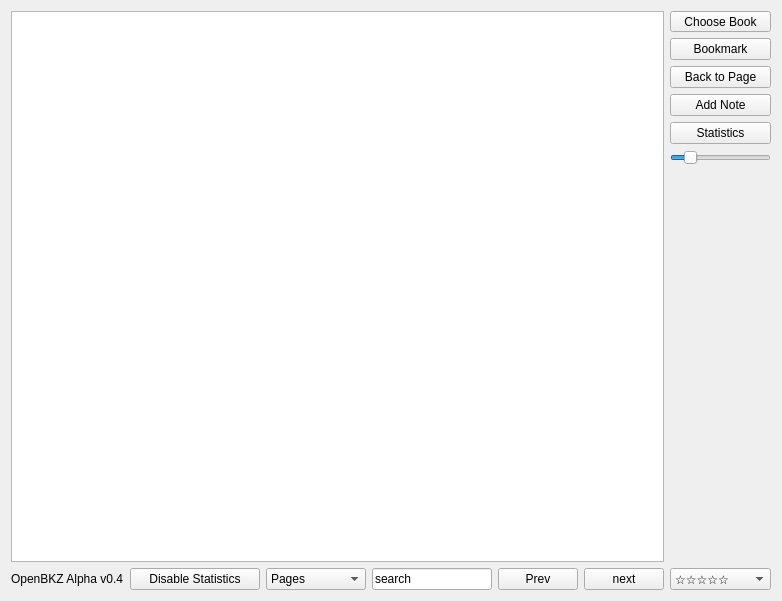
This is src/openbkz.ui in lettergram/OpenBKZ as Qt 5 draws it before an edit. The edited form follows.
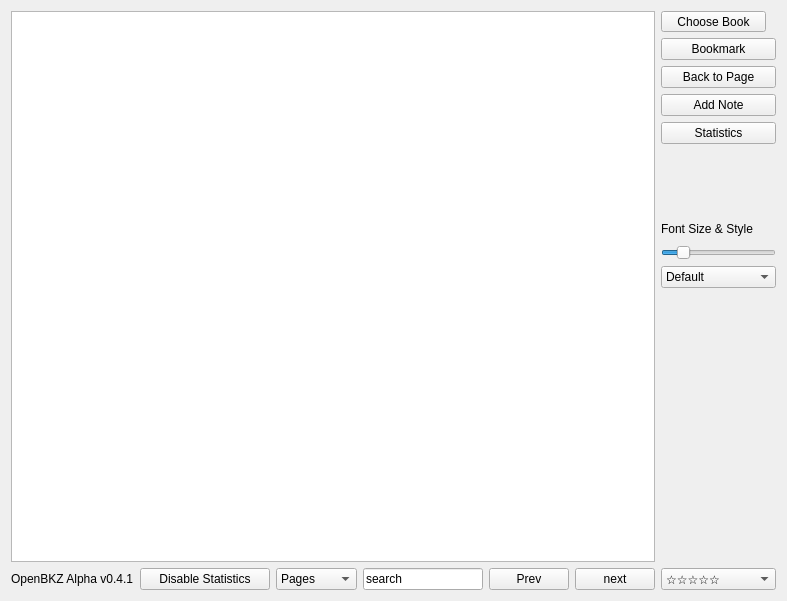
This is the edited form.

Commit message: Added fonts and label. Next feedback

The edit to the form file:
```diff
--- a/src/openbkz.ui
+++ b/src/openbkz.ui
@@ -6,7 +6,7 @@
    <rect>
     <x>0</x>
     <y>0</y>
-    <width>782</width>
+    <width>787</width>
     <height>601</height>
    </rect>
   </property>
@@ -24,16 +24,26 @@
   </property>
   <widget class="QWidget" name="centralWidget">
    <layout class="QGridLayout" name="gridLayout">
-    <item row="24" column="4">
-     <widget class="QLineEdit" name="lineEdit_page">
-      <property name="enabled">
-       <bool>true</bool>
-      </property>
-      <property name="minimumSize">
+    <item row="6" column="7">
+     <widget class="QLabel" name="label_2">
+      <property name="maximumSize">
        <size>
-        <width>80</width>
-        <height>0</height>
+        <width>16777215</width>
+        <height>20</height>
        </size>
+      </property>
+      <property name="text">
+       <string>Font Size &amp; Style</string>
+      </property>
+     </widget>
+    </item>
+    <item row="7" column="7">
+     <widget class="QSlider" name="fontSizeSlider">
+      <property name="sizePolicy">
+       <sizepolicy hsizetype="Fixed" vsizetype="Fixed">
+        <horstretch>0</horstretch>
+        <verstretch>0</verstretch>
+       </sizepolicy>
       </property>
       <property name="maximumSize">
        <size>
@@ -41,37 +51,34 @@
         <height>16777215</height>
        </size>
       </property>
-      <property name="autoFillBackground">
-       <bool>false</bool>
+      <property name="minimum">
+       <number>4</number>
       </property>
-      <property name="text">
-       <string>search</string>
+      <property name="maximum">
+       <number>64</number>
       </property>
-      <property name="maxLength">
-       <number>20</number>
+      <property name="sliderPosition">
+       <number>13</number>
+      </property>
+      <property name="orientation">
+       <enum>Qt::Horizontal</enum>
       </property>
      </widget>
     </item>
-    <item row="24" column="2">
-     <widget class="QPushButton" name="enable_stats_button">
-      <property name="minimumSize">
-       <size>
-        <width>130</width>
-        <height>0</height>
-       </size>
-      </property>
+    <item row="26" column="6">
+     <widget class="QPushButton" name="nextButton">
       <property name="maximumSize">
        <size>
-        <width>140</width>
+        <width>80</width>
         <height>16777215</height>
        </size>
       </property>
       <property name="text">
-       <string>Disable Statistics</string>
+       <string>next</string>
       </property>
      </widget>
     </item>
-    <item row="24" column="3">
+    <item row="26" column="3">
      <widget class="QComboBox" name="search_type">
       <property name="maximumSize">
        <size>
@@ -91,7 +98,7 @@
       </item>
      </widget>
     </item>
-    <item row="24" column="5">
+    <item row="26" column="5">
      <widget class="QPushButton" name="prevButton">
       <property name="maximumSize">
        <size>
@@ -104,27 +111,61 @@
       </property>
      </widget>
     </item>
-    <item row="24" column="1">
+    <item row="26" column="2">
+     <widget class="QPushButton" name="enable_stats_button">
+      <property name="minimumSize">
+       <size>
+        <width>130</width>
+        <height>0</height>
+       </size>
+      </property>
+      <property name="maximumSize">
+       <size>
+        <width>140</width>
+        <height>16777215</height>
+       </size>
+      </property>
+      <property name="text">
+       <string>Disable Statistics</string>
+      </property>
+     </widget>
+    </item>
+    <item row="26" column="1">
      <widget class="QLabel" name="label">
       <property name="text">
-       <string>OpenBKZ Alpha v0.4</string>
+       <string>OpenBKZ Alpha v0.4.1</string>
       </property>
      </widget>
     </item>
-    <item row="24" column="6">
-     <widget class="QPushButton" name="nextButton">
-      <property name="maximumSize">
+    <item row="26" column="4">
+     <widget class="QLineEdit" name="lineEdit_page">
+      <property name="enabled">
+       <bool>true</bool>
+      </property>
+      <property name="minimumSize">
        <size>
         <width>80</width>
+        <height>0</height>
+       </size>
+      </property>
+      <property name="maximumSize">
+       <size>
+        <width>120</width>
         <height>16777215</height>
        </size>
       </property>
+      <property name="autoFillBackground">
+       <bool>false</bool>
+      </property>
       <property name="text">
-       <string>next</string>
+       <string>search</string>
+      </property>
+      <property name="maxLength">
+       <number>20</number>
       </property>
      </widget>
     </item>
-    <item row="24" column="7">
+    <item row="26" column="7">
      <widget class="QComboBox" name="user_rating">
       <property name="maximumSize">
        <size>
@@ -164,7 +205,7 @@
       </item>
      </widget>
     </item>
-    <item row="0" column="1" rowspan="11" colspan="6">
+    <item row="0" column="1" rowspan="13" colspan="6">
      <widget class="QGraphicsView" name="graphicsView">
       <property name="minimumSize">
        <size>
@@ -186,34 +227,6 @@
       </property>
      </widget>
     </item>
-    <item row="5" column="7">
-     <widget class="QSlider" name="fontSizeSlider">
-      <property name="sizePolicy">
-       <sizepolicy hsizetype="Fixed" vsizetype="Fixed">
-        <horstretch>0</horstretch>
-        <verstretch>0</verstretch>
-       </sizepolicy>
-      </property>
-      <property name="maximumSize">
-       <size>
-        <width>120</width>
-        <height>16777215</height>
-       </size>
-      </property>
-      <property name="minimum">
-       <number>4</number>
-      </property>
-      <property name="maximum">
-       <number>64</number>
-      </property>
-      <property name="sliderPosition">
-       <number>13</number>
-      </property>
-      <property name="orientation">
-       <enum>Qt::Horizontal</enum>
-      </property>
-     </widget>
-    </item>
     <item row="4" column="7">
      <widget class="QPushButton" name="viewStats">
       <property name="maximumSize">
@@ -279,6 +292,71 @@
       </property>
      </widget>
     </item>
+    <item row="8" column="7">
+     <widget class="QComboBox" name="styleBox">
+      <property name="maximumSize">
+       <size>
+        <width>115</width>
+        <height>16777215</height>
+       </size>
+      </property>
+      <item>
+       <property name="text">
+        <string>Default</string>
+       </property>
+      </item>
+      <item>
+       <property name="text">
+        <string>Helvetica</string>
+       </property>
+      </item>
+      <item>
+       <property name="text">
+        <string>Arial</string>
+       </property>
+      </item>
+      <item>
+       <property name="text">
+        <string>Times New Roman</string>
+       </property>
+      </item>
+      <item>
+       <property name="text">
+        <string>Times</string>
+       </property>
+      </item>
+      <item>
+       <property name="text">
+        <string>Courier</string>
+       </property>
+      </item>
+      <item>
+       <property name="text">
+        <string>Arial Black</string>
+       </property>
+      </item>
+      <item>
+       <property name="text">
+        <string>Arial Narrow</string>
+       </property>
+      </item>
+      <item>
+       <property name="text">
+        <string>Georgia</string>
+       </property>
+      </item>
+      <item>
+       <property name="text">
+        <string>Rockwell</string>
+       </property>
+      </item>
+      <item>
+       <property name="text">
+        <string>Comic Sans MS</string>
+       </property>
+      </item>
+     </widget>
+    </item>
    </layout>
   </widget>
  </widget>
```
The commit also changes 3 other files.
